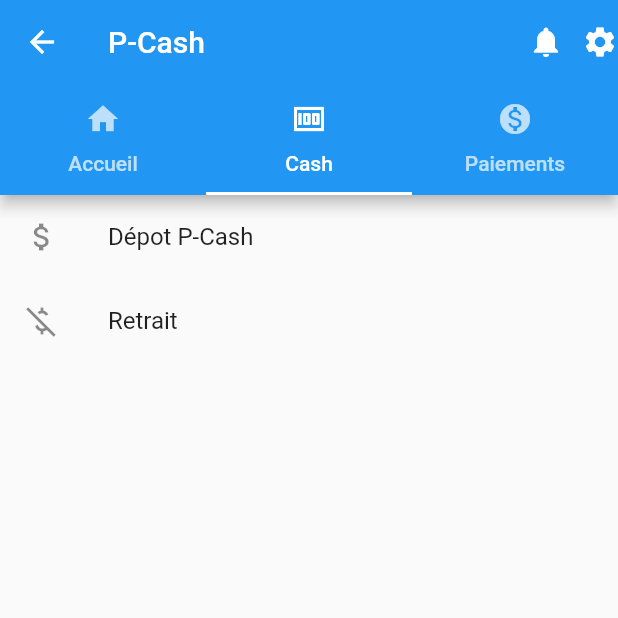
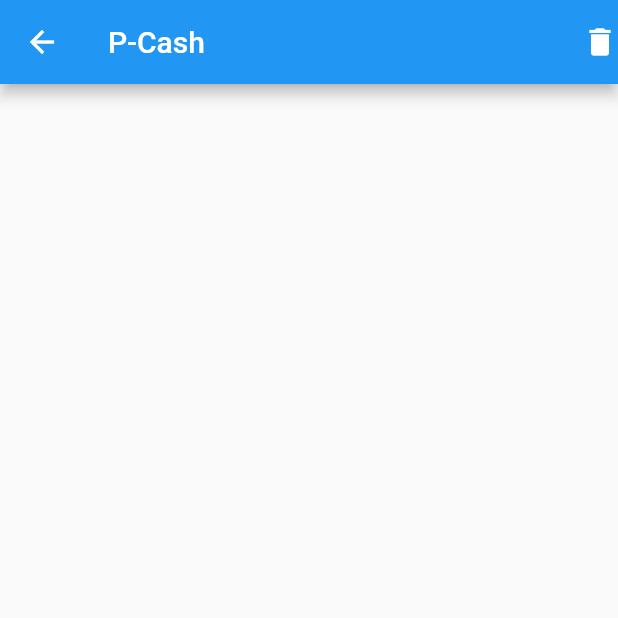
Before and after one commit to chapdel/pcash-ui, a Flutter app: the HomePageScreen screen opened directly, tab 2 chosen, after a tap on the "settings" icon, on a phone screen of 412 x 824 dp, the top half of it. Run offline on Flutter 3.47's test engine with Material 2 defaults, Android fonts, the light colour scheme and no system bars; our stand-ins replace pin_code_text_field, timeline_tile; missing offline and left inert: flutter_barcode_scanner.

Commit message:
Added setting screen |unfinished

```diff
--- a/lib/views/homepage.dart
+++ b/lib/views/homepage.dart
@@ -5,6 +5,7 @@ import 'package:pcash_ui/views/verification.dart';
 import 'package:pcash_ui/widgets/home.dart';
 import 'package:pcash_ui/views/qrcodeview.dart';
 import 'package:pcash_ui/widgets/notifications.dart';
+import 'package:pcash_ui/widgets/seetings/home.dart';
 
 class HomePageScreen extends StatefulWidget {
   const HomePageScreen({Key? key}) : super(key: key);
@@ -29,7 +30,12 @@ class _HomePageScreenState extends State<HomePageScreen> {
                     }),
                     ),),
                 SizedBox(width: 12,),
-                InkWell(child: Icon(Icons.settings), onTap: () => {},),
+                InkWell(child: Icon(Icons.settings), onTap: () =>  Navigator.push(
+                    context,
+                    MaterialPageRoute(builder: (context) {
+                        return SettingsHomeScreen();
+                    }),
+                    ),),
               ],
               bottom: TabBar(
                 tabs: [
--- /dev/null
+++ b/lib/widgets/seetings/home.dart
@@ -0,0 +1,31 @@
+import 'package:flutter/material.dart';
+
+class SettingsHomeScreen extends StatefulWidget {
+  const SettingsHomeScreen({ Key? key }) : super(key: key);
+
+  @override
+  _SettingsHomeScreenState createState() => _SettingsHomeScreenState();
+}
+
+class _SettingsHomeScreenState extends State<SettingsHomeScreen> {
+  @override
+  Widget build(BuildContext context) {
+    return Scaffold(
+      appBar: AppBar(
+        title: Text('P-Cash'),
+        actions: [
+          InkWell(
+            child: Icon(Icons.delete),
+            onTap: () => {},
+          ),
+        ],
+      ),
+      body: SingleChildScrollView(
+        child: Column(
+          children: [],
+        ),
+      )
+    );
+
+  }
+}
```
